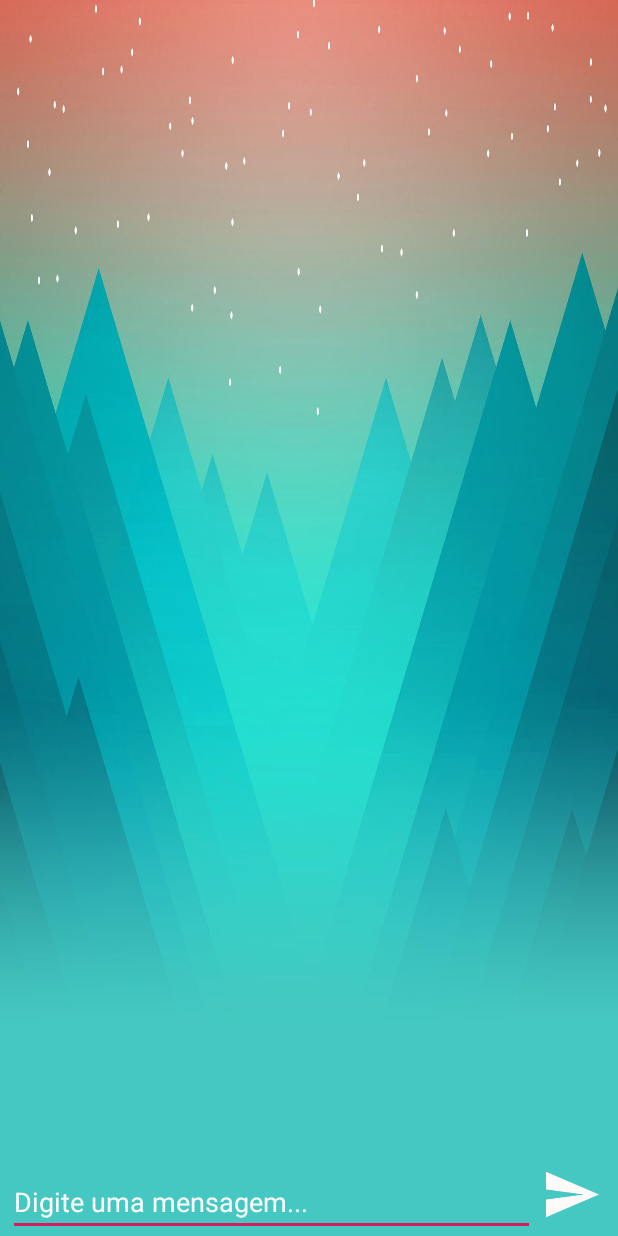
After one commit to ProjetosFEI/Adopt, an Android app: the ChatActivity screen opened directly, with no data from a screen before it, on a phone screen of 412 x 824 dp. The commit adds this screen. Run offline under Robolectric (Android 15) with nearby library versions, the phone set to English and light mode, and no system bars; our stand-ins replace Firebase (no records; nobody signed in at launch, a user with empty details on screens opened directly); 1 statement that could not run was skipped.

Commit message:
meu deusss

```diff
--- a/app/src/main/AndroidManifest.xml
+++ b/app/src/main/AndroidManifest.xml
@@ -11,7 +11,8 @@
         android:roundIcon="@drawable/finallogo"
         android:supportsRtl="true"
         android:theme="@style/AppTheme">
-        <activity android:name=".MatchesActivity"></activity>
+        <activity android:name=".ChatActivity"></activity>
+        <activity android:name=".MatchesActivity" />
         <activity android:name=".MainActivity" />
         <activity android:name=".ChooseLoginRegistrationActivity">
             <intent-filter>
--- /dev/null
+++ b/app/src/main/java/com/example/adoptapp/ChatActivity.java
@@ -0,0 +1,158 @@
+package com.example.adoptapp;
+
+import android.support.annotation.NonNull;
+import android.support.annotation.Nullable;
+import android.support.v7.app.AppCompatActivity;
+import android.os.Bundle;
+import android.support.v7.widget.LinearLayoutManager;
+import android.support.v7.widget.RecyclerView;
+import android.view.View;
+import android.widget.Button;
+import android.widget.EditText;
+import android.widget.ImageView;
+
+import com.google.firebase.auth.FirebaseAuth;
+import com.google.firebase.database.ChildEventListener;
+import com.google.firebase.database.DataSnapshot;
+import com.google.firebase.database.DatabaseError;
+import com.google.firebase.database.DatabaseReference;
+import com.google.firebase.database.FirebaseDatabase;
+import com.google.firebase.database.ValueEventListener;
+
+import java.util.ArrayList;
+import java.util.HashMap;
+import java.util.List;
+import java.util.Map;
+
+public class ChatActivity extends AppCompatActivity {
+
+
+    private RecyclerView mRecyclerView;
+    private RecyclerView.Adapter mChatAdapter;
+    private RecyclerView.LayoutManager mChatLayoutManager;
+    private String currentUserId, matchId, chatId;
+
+    private EditText mSendEditText;
+    private ImageView mSendButton;
+
+    DatabaseReference mDatabaseUser, mDatabaseChat;
+
+    @Override
+    protected void onCreate(Bundle savedInstanceState) {
+        super.onCreate(savedInstanceState);
+        setContentView(R.layout.activity_chat);
+        currentUserId = FirebaseAuth.getInstance().getCurrentUser().getUid();
+        matchId = getIntent().getExtras().getString("matchId");
+
+
+        mDatabaseUser = FirebaseDatabase.getInstance().getReference().child("Users").child(currentUserId).child("connections").child("matches").child(matchId).child("ChatId");
+        mDatabaseChat = FirebaseDatabase.getInstance().getReference().child("Chat");//.child(MainActivity.key);
+
+        getChatId();
+
+        mRecyclerView = (RecyclerView) findViewById(R.id.recyclerView);
+        mRecyclerView.setNestedScrollingEnabled(false);
+        mRecyclerView.setHasFixedSize(false);
+        mChatLayoutManager = new LinearLayoutManager(ChatActivity.this);
+        mRecyclerView.setLayoutManager(mChatLayoutManager);
+        mChatAdapter = new ChatAdapter(getDataSetChat(), ChatActivity.this);
+        mRecyclerView.setAdapter(mChatAdapter);
+
+        mSendEditText = findViewById(R.id.message);
+        mSendButton = findViewById(R.id.send);
+
+        mSendButton.setOnClickListener(new View.OnClickListener() {
+            @Override
+            public void onClick(View v) {
+                sendMessage();
+            }
+        });
+    }
+
+    private void sendMessage() {
+        String sendMessageText = mSendEditText.getText().toString();
+        String key = FirebaseDatabase.getInstance().getReference().child("Chat").push().getKey();
+
+        if(!sendMessageText.isEmpty()){
+            DatabaseReference newMessageDb = mDatabaseChat.child(key).push(); //erro aqui=================
+
+            Map newMessage = new HashMap();
+            newMessage.put("createdByUser", currentUserId);
+            newMessage.put("text", sendMessageText);
+
+            newMessageDb.setValue(newMessage);
+        }
+
+        mSendEditText.setText(null);
+
+    }
+
+    private void getChatId(){
+        mDatabaseUser.addListenerForSingleValueEvent(new ValueEventListener() {
+            @Override
+            public void onDataChange(@NonNull DataSnapshot dataSnapshot) {
+                if(dataSnapshot.exists()){
+                    chatId = dataSnapshot.getValue().toString();
+                    mDatabaseChat = mDatabaseChat.child(chatId);
+                    getChatMessages();
+                }
+            }
+
+            @Override
+            public void onCancelled(@NonNull DatabaseError databaseError) {
+
+            }
+        });
+    }
+
+    private void getChatMessages() {
+        mDatabaseChat.addChildEventListener(new ChildEventListener() {
+            @Override
+            public void onChildAdded(@NonNull DataSnapshot dataSnapshot, @Nullable String s) {
+                if(dataSnapshot.exists()){
+                    String message = null;
+                    String createdByUser = null;
+
+                    if(dataSnapshot.child("text").getValue()!=null){
+                        message = dataSnapshot.child("text").getValue().toString();
+                    }
+                    if(dataSnapshot.child("createdByUser").getValue()!=null){
+                        createdByUser = dataSnapshot.child("createdByUser").getValue().toString();
+                    }
+
+                    if(message!=null && createdByUser!=null){
+                        Boolean currentUserBoolean = false;
+                        if(createdByUser.equals(currentUserId)){
+                            currentUserBoolean = true;
+                        }
+                        ChatObject newMessage = new ChatObject(message,currentUserBoolean);
+                        resultsChat.add(newMessage);
+                        mChatAdapter.notifyDataSetChanged();
+                    }
+                }
+            }
+
+            @Override
+            public void onChildChanged(@NonNull DataSnapshot dataSnapshot, @Nullable String s) {
+            }
+
+            @Override
+            public void onChildRemoved(@NonNull DataSnapshot dataSnapshot) {
+            }
+
+            @Override
+            public void onChildMoved(@NonNull DataSnapshot dataSnapshot, @Nullable String s) {
+            }
+
+            @Override
+            public void onCancelled(@NonNull DatabaseError databaseError) {
+            }
+        });
+    }
+
+
+    private ArrayList<ChatObject> resultsChat = new ArrayList<ChatObject>();
+    private List<ChatObject> getDataSetChat(){
+        return resultsChat;
+    }
+}
--- /dev/null
+++ b/app/src/main/java/com/example/adoptapp/ChatAdapter.java
@@ -0,0 +1,56 @@
+package com.example.adoptapp;
+
+import android.content.Context;
+import android.content.Intent;
+import android.graphics.Color;
+import android.net.Uri;
+import android.support.v7.widget.RecyclerView;
+import android.view.Gravity;
+import android.view.LayoutInflater;
+import android.view.View;
+import android.view.ViewGroup;
+
+import com.bumptech.glide.Glide;
+
+import java.util.List;
+
+public class ChatAdapter extends RecyclerView.Adapter<ChatViewHolders>{
+
+    private List<ChatObject> chatList;
+    private Context context;
+
+    public ChatAdapter(List<ChatObject> chatList, Context context){
+        this.chatList = chatList;
+        this.context = context;
+    }
+
+    @Override
+    public ChatViewHolders onCreateViewHolder(ViewGroup parent, int viewType){
+
+        View layoutView = LayoutInflater.from(parent.getContext()).inflate(R.layout.item_chat, null, false);
+        RecyclerView.LayoutParams lp = new RecyclerView.LayoutParams(ViewGroup.LayoutParams.MATCH_PARENT, ViewGroup.LayoutParams.WRAP_CONTENT);
+        layoutView.setLayoutParams(lp);
+        ChatViewHolders rcv = new ChatViewHolders((layoutView));
+        return rcv;
+    }
+
+    @Override
+    public void onBindViewHolder(ChatViewHolders holder, int position){
+        holder.mMessage.setText(chatList.get(position).getMessage());
+        if(chatList.get(position).getCurrentUser()){
+            holder.mMessage.setGravity(Gravity.END);
+            holder.mMessage.setTextColor(Color.parseColor("#404040"));
+            holder.mContainer.setBackgroundColor(Color.parseColor("#F4F4F4"));
+        }else{
+            holder.mMessage.setGravity(Gravity.START);
+            holder.mMessage.setTextColor(Color.parseColor("#FFFFFF"));
+            holder.mContainer.setBackgroundColor(Color.parseColor("#2DB4C8"));
+        }
+
+    }
+
+    @Override
+    public int getItemCount(){
+        return chatList.size();
+    }
+}
--- /dev/null
+++ b/app/src/main/res/layout/activity_chat.xml
@@ -0,0 +1,59 @@
+<?xml version="1.0" encoding="utf-8"?>
+<RelativeLayout
+    xmlns:android="http://schemas.android.com/apk/res/android"
+    xmlns:app="http://schemas.android.com/apk/res-auto"
+    xmlns:tools="http://schemas.android.com/tools"
+    android:layout_width="match_parent"
+    android:layout_height="match_parent"
+    android:background="@drawable/background"
+    tools:context=".ChatActivity"
+    android:orientation="vertical">
+    <android.support.v4.widget.NestedScrollView
+        android:id="@+id/nestedScrollView"
+        android:layout_width="409dp"
+        android:layout_height="685dp"
+        android:layout_marginStart="8dp"
+        android:layout_marginTop="8dp"
+        app:layout_constraintEnd_toEndOf="parent"
+        app:layout_constraintStart_toStartOf="parent"
+        app:layout_constraintTop_toBottomOf="@+id/textView4"
+        android:layout_above="@+id/sendLayout">
+
+        <android.support.v7.widget.RecyclerView
+            android:id="@+id/recyclerView"
+            android:layout_width="match_parent"
+            android:layout_height="wrap_content"
+            android:scrollbars="vertical">
+
+        </android.support.v7.widget.RecyclerView>
+    </android.support.v4.widget.NestedScrollView>
+
+    <LinearLayout
+        android:id="@+id/sendLayout"
+        android:layout_width="match_parent"
+        android:layout_height="wrap_content"
+        android:layout_alignParentBottom="true"
+        android:orientation="horizontal">
+
+        <EditText
+            android:layout_width="match_parent"
+            android:layout_height="wrap_content"
+            android:layout_marginLeft="5dp"
+            android:layout_weight="0.7"
+            android:hint="Digite uma mensagem..."
+            android:textColor="#FFFFFF"
+            android:textColorHint="#FFFFFF"
+            android:id="@+id/message"/>
+
+        <ImageView
+            android:id="@+id/send"
+            android:layout_width="74dp"
+            android:layout_height="match_parent"
+            android:layout_marginRight="5dp"
+            android:layout_weight="0.3"
+            android:paddingBottom="10dp"
+            app:srcCompat="@drawable/sendbutton" />
+
+    </LinearLayout>
+
+</RelativeLayout>
```
Also changed, not shown: app/src/main/java/com/example/adoptapp/ChatObject.java (added, +25 -0 lines), app/src/main/java/com/example/adoptapp/ChatViewHolders.java (added, +27 -0 lines), app/src/main/java/com/example/adoptapp/MainActivity.java (+11 -3 lines), app/src/main/java/com/example/adoptapp/MatchesObject.java (+4 -3 lines), app/src/main/java/com/example/adoptapp/MatchesViewHolders.java (+9 -2 lines), app/src/main/res/layout/activity_registration.xml (+11 -0 lines), app/src/main/res/layout/item_chat.xml (added, +20 -0 lines), app/src/main/res/layout/item_matches.xml (+8 -0 lines), app/src/main/res/drawable/sendbutton.png (added).
